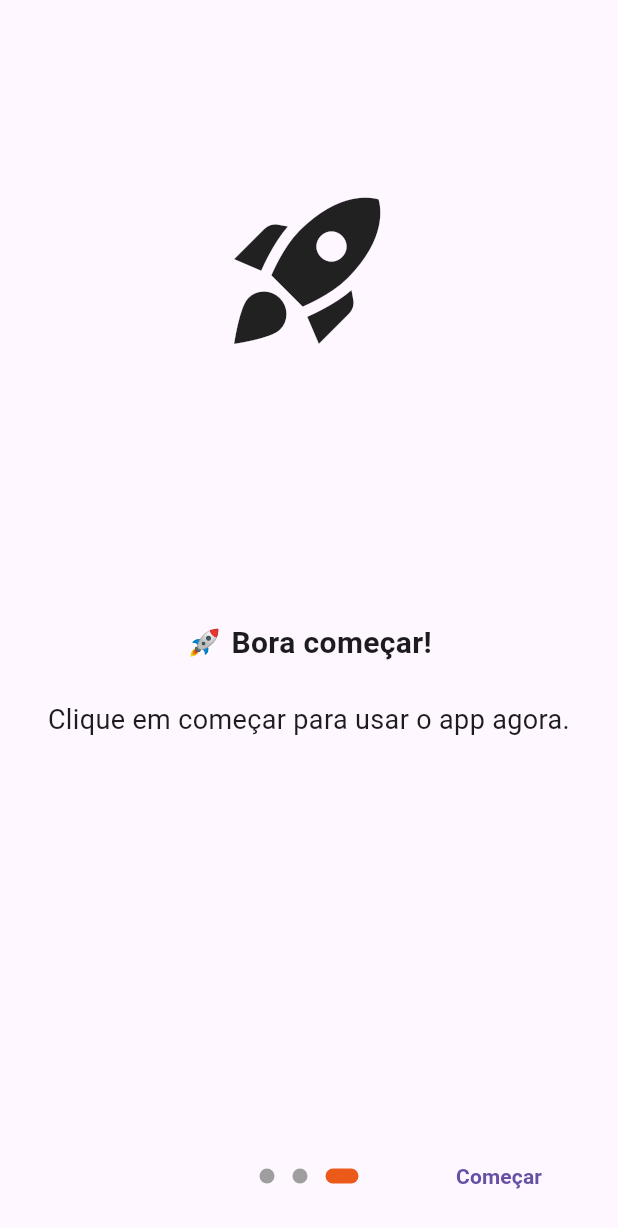
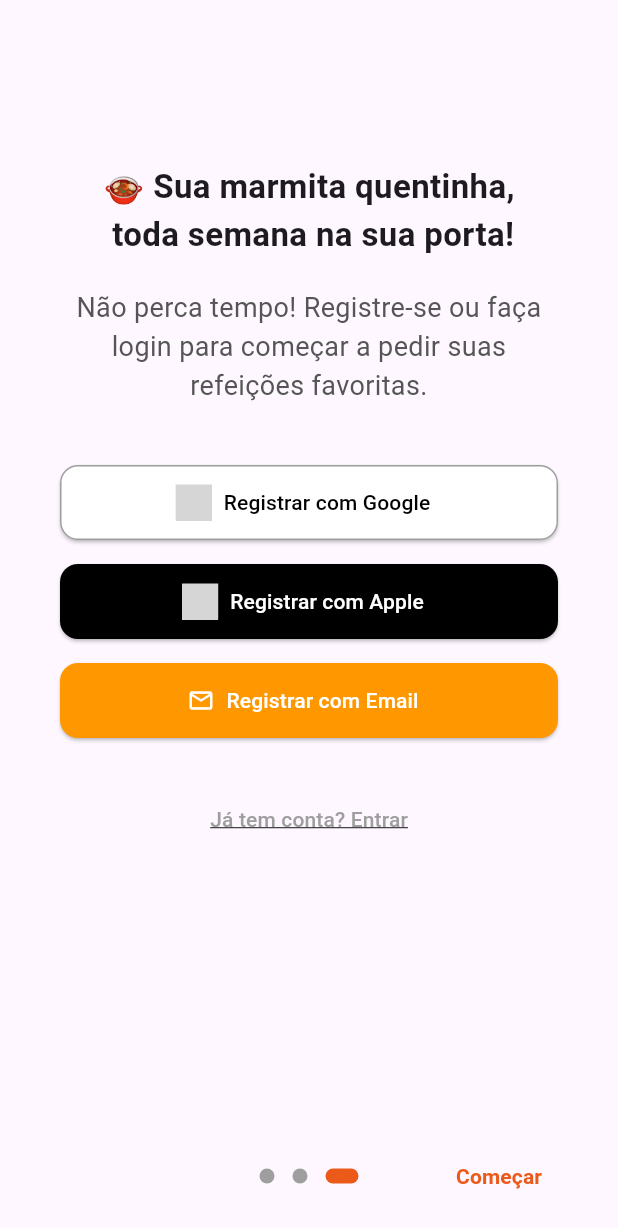
Before and after one commit to GuiRuizz/quentinha-app, a Flutter app: the screen it shows after launch, swiped to page 3, on a phone screen of 412 x 824 dp. Shown: the top 1228 px of the screen. Run offline on Flutter 3.47's test engine with Material 3 defaults, Android fonts, the light colour scheme and no system bars; drawn by our look-alikes of introduction_screen; our stand-ins replace flutter_svg, logger, shared_preferences; grey boxes are pictures that could not be loaded.

Commit message:
feat: Add a página de registro

```diff
--- /dev/null
+++ b/lib/presentation/components/register_login_page.dart
@@ -0,0 +1,122 @@
+import 'package:flutter/material.dart';
+import 'package:flutter_svg/svg.dart';
+import 'package:quentinha_app/core/consts/colors_const.dart';
+import 'package:quentinha_app/core/consts/size_const.dart';
+
+import '../../core/log/logger.dart';
+
+class RegisterLoginPage extends StatelessWidget {
+  const RegisterLoginPage({super.key});
+
+  @override
+  Widget build(BuildContext context) {
+    return SafeArea(
+      child: Padding(
+        padding: const EdgeInsets.all(24.0),
+        child: Column(
+          mainAxisAlignment: MainAxisAlignment.center,
+          children: [
+            // Logo ou título
+            const Text(
+              "🍲 Sua marmita quentinha,\n toda semana na sua porta!",
+              textAlign: TextAlign.center,
+              style: TextStyle(fontSize: 22, fontWeight: FontWeight.bold),
+            ),
+            20.h,
+            Text(
+              "Não perca tempo! Registre-se ou faça login para começar a pedir suas refeições favoritas.",
+              textAlign: TextAlign.center,
+              style: TextStyle(fontSize: 18, color: AppColors.textSecondary),
+            ),
+
+            40.h,
+
+            // Botão Google
+            ElevatedButton.icon(
+              onPressed: () {
+                // TODO: implementar login Google
+              },
+              style: ElevatedButton.styleFrom(
+                backgroundColor: Colors.white,
+                foregroundColor: Colors.black,
+                minimumSize: const Size(double.infinity, 50),
+                shape: RoundedRectangleBorder(
+                  borderRadius: BorderRadius.circular(12),
+                  side: const BorderSide(color: Colors.grey),
+                ),
+              ),
+              icon: SvgPicture.network(
+                "https://cdn.jsdelivr.net/gh/devicons/devicon/icons/google/google-original.svg",
+                height: 24,
+              ),
+              label: const Text("Registrar com Google"),
+            ),
+
+            16.h,
+
+            // Botão Apple
+            ElevatedButton.icon(
+              onPressed: () {
+                // TODO: implementar login Apple
+              },
+              style: ElevatedButton.styleFrom(
+                alignment: Alignment.center,
+                backgroundColor: Colors.black,
+                foregroundColor: Colors.white,
+                minimumSize: const Size(double.infinity, 50),
+                shape: RoundedRectangleBorder(
+                  borderRadius: BorderRadius.circular(12),
+                ),
+              ),
+              icon: SvgPicture.network(
+                "https://cdn.jsdelivr.net/npm/simple-icons@v3/icons/apple.svg",
+                height: 24,
+                colorFilter: const ColorFilter.mode(
+                  Colors.white,
+                  BlendMode.srcIn,
+                ),
+              ),
+              label: const Text("Registrar com Apple"),
+            ),
+
+            16.h,
+
+            // Botão Email
+            ElevatedButton.icon(
+              onPressed: () {
+                // TODO: implementar login por Email
+              },
+              style: ElevatedButton.styleFrom(
+                backgroundColor: Colors.orange,
+                foregroundColor: Colors.white,
+                minimumSize: const Size(double.infinity, 50),
+                shape: RoundedRectangleBorder(
+                  borderRadius: BorderRadius.circular(12),
+                ),
+              ),
+              icon: const Icon(Icons.email_outlined),
+              label: const Text("Registrar com Email"),
+            ),
+
+            30.h,
+
+            // Texto rodapé
+            TextButton(
+              onPressed: () {
+                // TODO: navegar para login se já tiver conta
+                AppLogger.i("Navegar para login");
+              },
+              child: const Text(
+                "Já tem conta? Entrar",
+                style: TextStyle(
+                  decoration: TextDecoration.underline,
+                  color: Colors.grey,
+                ),
+              ),
+            ),
+          ],
+        ),
+      ),
+    );
+  }
+}
--- a/lib/presentation/view/onboarding_page.dart
+++ b/lib/presentation/view/onboarding_page.dart
@@ -1,14 +1,16 @@
 import 'package:flutter/material.dart';
 import 'package:introduction_screen/introduction_screen.dart';
 import 'package:quentinha_app/core/consts/colors_const.dart';
-import 'package:quentinha_app/presentation/components/table_price_comp.dart';
+import 'package:quentinha_app/presentation/components/register_login_page.dart';
 import 'package:quentinha_app/presentation/view/home_page.dart';
 import 'package:shared_preferences/shared_preferences.dart';
-import 'package:quentinha_app/core/consts/size_const.dart';
+
+
+import '../components/table_price_page_wIdget.dart';
+import '../components/wellcome_widget.dart';
 
 class OnboardingPage extends StatelessWidget {
   const OnboardingPage({super.key});
-
 
   Future<void> _finishOnboarding(BuildContext context) async {
     final prefs = await SharedPreferences.getInstance();
@@ -28,80 +30,18 @@ class OnboardingPage extends StatelessWidget {
         pages: [
           PageViewModel(
             title: "Bem-vindo ao Quentinha 🍲",
-            bodyWidget: Column(
-              children: [
-                Text(
-                  "Seu app de marmitas saudável e saborosas!",
-                  style: TextStyle(
-                    fontSize: 16,
-                    color: AppColors.textSecondary,
-                  ),
-                  textAlign: TextAlign.justify,
-                ),
-                20.h,
-
-                Text(
-                  "Seja para matar a fome em um momento corrido ou para garantir praticidade o mês inteiro, temos o plano certo para você.",
-                  style: TextStyle(
-                    fontSize: 16,
-                    color: AppColors.textSecondary,
-                  ),
-                  textAlign: TextAlign.justify,
-                ),
-                10.h,
-                Text(
-                  "Flexibilidade, sabor e entrega garantida, do jeito que sua rotina precisa.",
-                  style: TextStyle(
-                    fontSize: 16,
-                    color: AppColors.textSecondary,
-                  ),
-                  textAlign: TextAlign.justify,
-                ),
-              ],
-            ),
+            bodyWidget: WellcomeWidget(),
             image: Center(
               child: Image.asset("assets/images/logo-2.png", width: 400),
             ),
           ),
           PageViewModel(
             title: "",
-            bodyWidget: Column(
-              children: [
-                Center(
-                  child: Column(
-                    children: [
-                      Icon(
-                        Icons.timelapse,
-                        size: 120,
-                        color: AppColors.primary,
-                      ),
-                      20.h,
-                      Text(
-                        "Planejamento e economia",
-                        style: TextStyle(
-                          fontSize: 24,
-                          fontWeight: FontWeight.bold,
-                        ),
-                      ),
-                    ],
-                  ),
-                ),
-                Text(
-                  "Monte seus planos semanais ou mensais com praticidade.",
-                  style: TextStyle(
-                    fontSize: 16,
-                    color: AppColors.textSecondary,
-                  ),
-                ),
-                20.h,
-                PricingTable(),
-              ],
-            ),
+            bodyWidget: TablePricePageWIdget(),
           ),
           PageViewModel(
-            title: "🚀 Bora começar!",
-            body: "Clique em começar para usar o app agora.",
-            image: Center(child: Icon(Icons.rocket_launch, size: 120)),
+            title: "",
+            bodyWidget: RegisterLoginPage(),
           ),
         ],
         onDone: () => _finishOnboarding(context),
@@ -109,9 +49,9 @@ class OnboardingPage extends StatelessWidget {
         showSkipButton: true,
         skip: Text("Pular", style: TextStyle(color: AppColors.primary)),
         next: Icon(Icons.arrow_forward, color: AppColors.primary),
-        done: const Text(
+        done: Text(
           "Começar",
-          style: TextStyle(fontWeight: FontWeight.w600),
+          style: TextStyle(fontWeight: FontWeight.w600, color: AppColors.primary),
         ),
         dotsDecorator: DotsDecorator(
           size: Size(10.0, 10.0),
--- a/pubspec.yaml
+++ b/pubspec.yaml
@@ -37,6 +37,8 @@ dependencies:
   go_router: ^16.2.1
   shared_preferences: ^2.5.3
   introduction_screen: ^4.0.0
+  logger: ^2.6.1
+  flutter_svg: ^2.2.1
 
 dev_dependencies:
   flutter_test:
```
Also changed, not shown: lib/core/log/logger.dart (added, +27 -0 lines), lib/presentation/components/table_price_page_wIdget.dart (added, +47 -0 lines), lib/presentation/components/table_price_widget.dart (renamed from lib/presentation/components/table_price_comp.dart, +14 -14 lines), lib/presentation/components/wellcome_widget.dart (added, +54 -0 lines).
